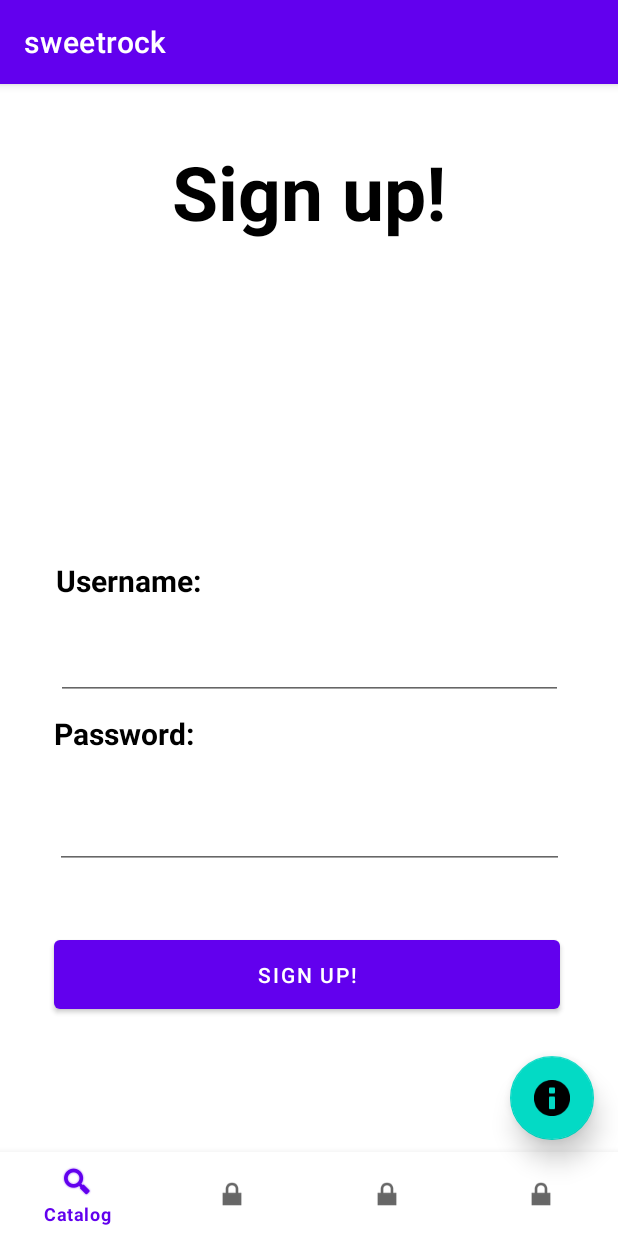
After one commit to iamdedeepsai/sweetrock, an Android app: the fragment SignIn placed in its activity, on a phone screen of 412 x 824 dp. The commit adds this screen. Run offline under Robolectric (Android 15) with nearby library versions, the phone set to English and light mode, and no system bars.

Commit message:
Added sign in page and dialog

```diff
--- /dev/null
+++ b/app/src/main/java/com/example/sweetrock/SignIn.kt
@@ -0,0 +1,63 @@
+package com.example.sweetrock
+
+import android.app.AlertDialog
+import android.os.Bundle
+import android.view.LayoutInflater
+import android.view.View
+import android.view.ViewGroup
+import android.widget.Toast
+import androidx.fragment.app.Fragment
+import com.example.sweetrock.databinding.FragmentSignInBinding
+
+class SignIn : Fragment() {
+    private var _binding: FragmentSignInBinding? = null
+    private val binding get() = _binding!!
+
+    override fun onCreateView(
+        inflater: LayoutInflater, container: ViewGroup?,
+        savedInstanceState: Bundle?
+    ): View? {
+        // Inflate the layout for this fragment
+        _binding = FragmentSignInBinding.inflate(inflater, container, false)
+        _binding?.signupBtn?.setOnClickListener { view ->
+            val builder = AlertDialog.Builder(context)
+
+            // Set the message show for the Alert time
+            builder.setMessage("Do you want to exit ?")
+
+            // Set Alert Title
+            builder.setTitle("Alert !")
+
+            // Set Cancelable false for when the user clicks on the outside the Dialog Box then it will remain show
+            builder.setCancelable(false)
+
+            // Set the positive button with yes name Lambda OnClickListener method is use of DialogInterface interface.
+            builder.setPositiveButton("Sign up!") {
+                // When the user click yes button then app will close
+                    dialog, which ->
+                run {
+                    Toast.makeText(context, "You have signed up!", Toast.LENGTH_SHORT).show()
+                    dialog.cancel()
+                }
+            }
+
+            // Set the Negative button with No name Lambda OnClickListener method is use of DialogInterface interface.
+            builder.setNegativeButton("Cancel") {
+                // If user click no then dialog box is canceled.
+                    dialog, which ->
+                run {
+                    Toast.makeText(context, "Cancelled sign up", Toast.LENGTH_SHORT).show()
+                    dialog.cancel()
+                }
+            }
+
+            // Create the Alert dialog
+            val alertDialog = builder.create()
+            // Show the Alert Dialog box
+            alertDialog.show()
+        }
+
+        return inflater.inflate(R.layout.fragment_sign_in, container, false)
+    }
+
+}
--- /dev/null
+++ b/app/src/main/res/layout/fragment_sign_in.xml
@@ -0,0 +1,97 @@
+<?xml version="1.0" encoding="utf-8"?>
+<FrameLayout xmlns:android="http://schemas.android.com/apk/res/android"
+    xmlns:app="http://schemas.android.com/apk/res-auto"
+    xmlns:tools="http://schemas.android.com/tools"
+    android:layout_width="match_parent"
+    android:layout_height="match_parent"
+    tools:context=".SignIn">
+
+    <!-- TODO: Update blank fragment layout -->
+    <androidx.constraintlayout.widget.ConstraintLayout
+        android:layout_width="match_parent"
+        android:layout_height="match_parent">
+
+        <TextView
+            android:id="@+id/textView"
+            android:layout_width="284dp"
+            android:layout_height="75dp"
+            android:text="Sign up!"
+            android:textAlignment="center"
+            android:textColor="#000000"
+            android:textSize="50sp"
+            android:textStyle="bold"
+            app:layout_constraintBottom_toBottomOf="parent"
+            app:layout_constraintEnd_toEndOf="parent"
+            app:layout_constraintStart_toStartOf="parent"
+            app:layout_constraintTop_toTopOf="parent"
+            app:layout_constraintVertical_bias="0.06" />
+
+        <EditText
+            android:id="@+id/editTextTextPersonName"
+            android:layout_width="338dp"
+            android:layout_height="55dp"
+            android:ems="10"
+            android:inputType="textPersonName"
+            app:layout_constraintBottom_toBottomOf="parent"
+            app:layout_constraintEnd_toEndOf="parent"
+            app:layout_constraintHorizontal_bias="0.506"
+            app:layout_constraintStart_toStartOf="parent"
+            app:layout_constraintTop_toTopOf="parent"
+            app:layout_constraintVertical_bias="0.541" />
+
+        <EditText
+            android:id="@+id/editTextTextPassword"
+            android:layout_width="339dp"
+            android:layout_height="57dp"
+            android:ems="10"
+            android:inputType="textPassword"
+            app:layout_constraintBottom_toBottomOf="parent"
+            app:layout_constraintEnd_toEndOf="parent"
+            app:layout_constraintStart_toStartOf="parent"
+            app:layout_constraintTop_toTopOf="parent"
+            app:layout_constraintVertical_bias="0.712" />
+
+        <TextView
+            android:id="@+id/textView2"
+            android:layout_width="342dp"
+            android:layout_height="45dp"
+            android:layout_marginTop="204dp"
+            android:text="Username:"
+            android:textColor="#000000"
+            android:textSize="20sp"
+            android:textStyle="bold"
+            app:layout_constraintEnd_toEndOf="parent"
+            app:layout_constraintHorizontal_bias="0.536"
+            app:layout_constraintStart_toStartOf="parent"
+            app:layout_constraintTop_toBottomOf="@+id/textView" />
+
+        <TextView
+            android:id="@+id/textView3"
+            android:layout_width="340dp"
+            android:layout_height="38dp"
+            android:text="Password:"
+            android:textAlignment="viewStart"
+            android:textColor="#000000"
+            android:textSize="20sp"
+            android:textStyle="bold"
+            app:layout_constraintBottom_toTopOf="@+id/editTextTextPassword"
+            app:layout_constraintEnd_toEndOf="parent"
+            app:layout_constraintHorizontal_bias="0.5"
+            app:layout_constraintStart_toStartOf="parent"
+            app:layout_constraintTop_toBottomOf="@+id/editTextTextPersonName" />
+
+        <Button
+            android:id="@+id/signupBtn"
+            android:layout_width="337dp"
+            android:layout_height="58dp"
+            android:text="Sign up!"
+            app:layout_constraintBottom_toBottomOf="parent"
+            app:layout_constraintEnd_toEndOf="parent"
+            app:layout_constraintHorizontal_bias="0.486"
+            app:layout_constraintStart_toStartOf="parent"
+            app:layout_constraintTop_toBottomOf="@+id/editTextTextPassword"
+            app:layout_constraintVertical_bias="0.316" />
+
+    </androidx.constraintlayout.widget.ConstraintLayout>
+
+</FrameLayout>
```
Also changed, not shown: app/src/main/java/com/example/sweetrock/MainActivity.kt (+5 -5 lines), app/src/main/java/com/example/sweetrock/Review.kt (added, +20 -0 lines), app/src/main/java/com/example/sweetrock/SignInDialogFragment.kt (added, +28 -0 lines), app/src/main/res/layout/fragment_catalog.xml (+0 -12 lines), app/src/main/res/layout/fragment_review.xml (added, +14 -0 lines).
